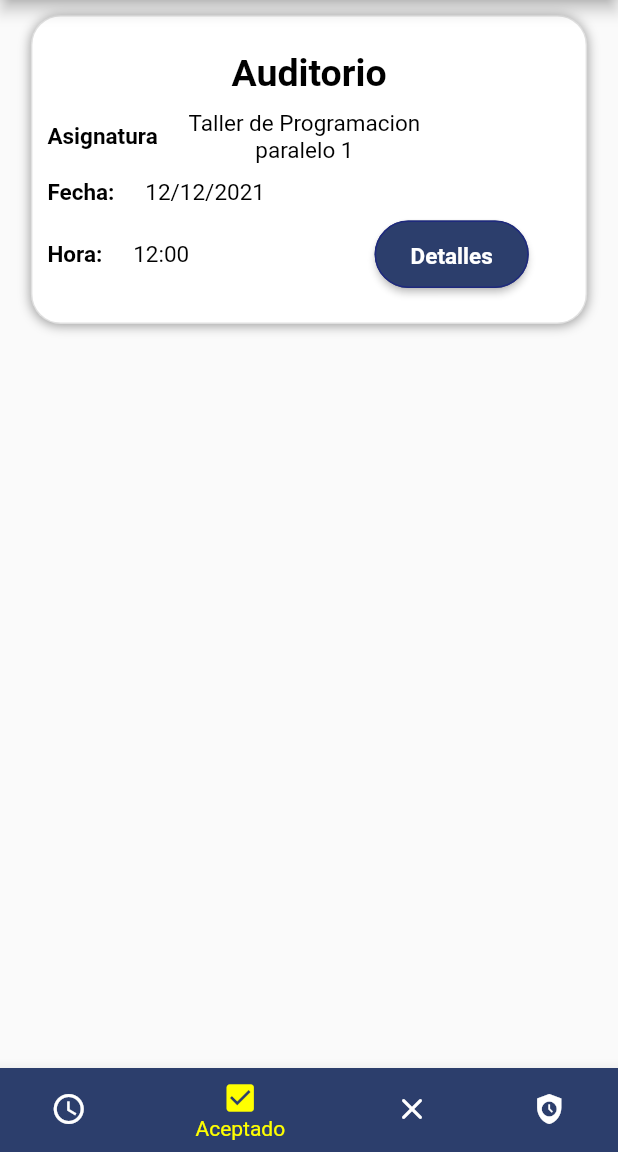
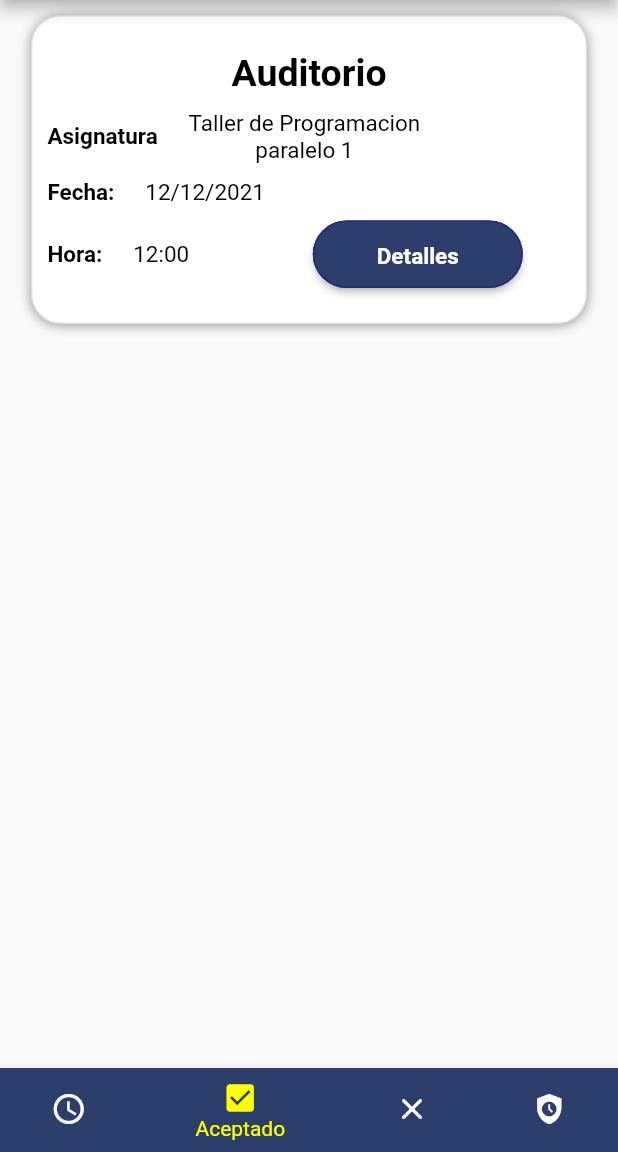
Before and after one commit to SebastianBelmonte01/environment_ucb_frontend, a Flutter app: the MyAprovedReservationScreen screen opened by its route, on a phone screen of 412 x 824 dp, the part 84-1236 px from its top. Run offline on Flutter 3.47's test engine with Material 2 defaults, Android fonts, the phone set to English and light mode, and no system bars; our stand-ins replace bloc, equatable, flutter_bloc, flutter_secure_storage; accounts and stored records are empty.

Commit message:
Correction with card button

```diff
--- a/lib/components/my_reservationCard.dart
+++ b/lib/components/my_reservationCard.dart
@@ -107,12 +107,12 @@
                 color: Colors.black,
                 bold: false,
               ),
-              SizedBox(width: MediaQuery.of(context).size.width * 0.3),
+              SizedBox(width: MediaQuery.of(context).size.width * 0.2),
               MyButton(
                 text: bottunText,
                 fontSize: 15,
                 color: bottunColor,
-                width: 102.77,
+                width: 140,
                 height: 45,
                 textColor: Colors.white,
                 onPressed: onPressed,
```
